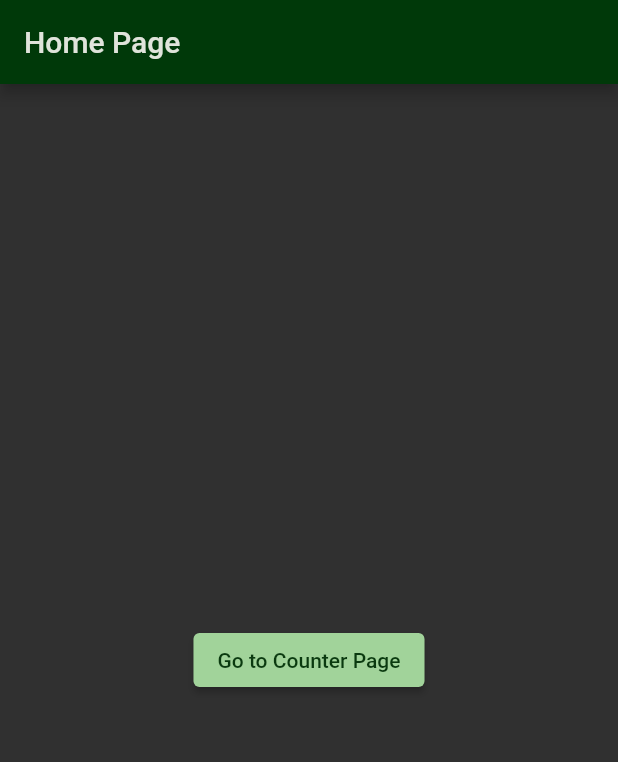
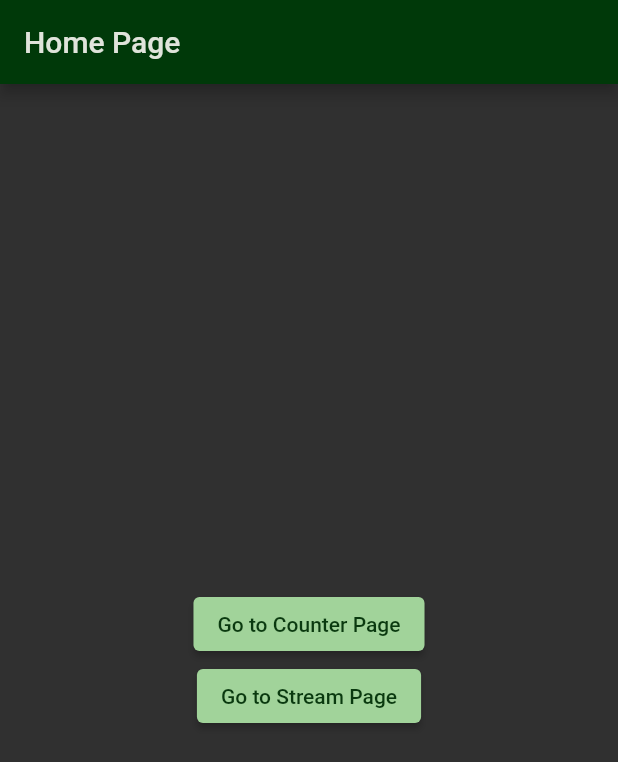
Before and after one commit to soulandbone/shorttraining_riverpod_usage, a Flutter app: the screen it shows after launch, on a phone screen of 412 x 824 dp. Shown: the top 762 px of the screen. Run offline on Flutter 3.47's test engine with Material 2 defaults, Android fonts, the phone set to English and light mode, and no system bars; our stand-ins replace flutter_riverpod.

Commit message:
added StreamProvider experiment

```diff
--- /dev/null
+++ b/lib/auxiliars/stream_service.dart
@@ -0,0 +1,14 @@
+import 'package:flutter_riverpod/flutter_riverpod.dart';
+
+final streamServiceProvider = Provider<StreamService>((ref) => StreamService());
+
+class StreamService {
+  Stream<int> getStream() {
+    return Stream.periodic(const Duration(seconds: 1), (i) => i);
+  }
+}
+
+final streamValueProvider = StreamProvider((ref) {
+  final streamService = ref.watch(streamServiceProvider);
+  return streamService.getStream();
+});
--- a/lib/main.dart
+++ b/lib/main.dart
@@ -1,11 +1,12 @@
 import 'package:flutter/material.dart';
 import 'package:flutter_riverpod/flutter_riverpod.dart';
 import 'package:shorttraining_riverpod_usage/screens/counter_screen.dart';
+import 'package:shorttraining_riverpod_usage/screens/stream_screen.dart';
 
 import '../screens/home_page_screen.dart';
 
 void main() {
-  runApp(ProviderScope(child: MyApp()));
+  runApp(const ProviderScope(child: MyApp()));
 }
 
 class MyApp extends StatelessWidget {
@@ -22,7 +23,8 @@ class MyApp extends StatelessWidget {
               surface: const Color(0xff003909))),
       home: HomePage(),
       routes: {
-        CounterScreen.routeName: (context) => CounterScreen(),
+        CounterScreen.routeName: (context) => const CounterScreen(),
+        StreamScreen.routeName: (context) => const StreamScreen(),
       },
     );
   }
--- a/lib/screens/counter_screen.dart
+++ b/lib/screens/counter_screen.dart
@@ -4,7 +4,7 @@ import 'package:flutter_riverpod/flutter_riverpod.dart';
 final counterProvider = StateProvider((ref) => 0);
 
 class CounterScreen extends ConsumerWidget {
-  static const routeName = 'counter';
+  static const routeName = '/counter';
 
   const CounterScreen({super.key});
 
--- a/lib/screens/home_page_screen.dart
+++ b/lib/screens/home_page_screen.dart
@@ -1,5 +1,6 @@
 import 'package:flutter/material.dart';
 
+import '../screens/stream_screen.dart';
 import '../screens/counter_screen.dart';
 
 class HomePage extends StatelessWidget {
@@ -10,13 +11,23 @@ class HomePage extends StatelessWidget {
     return Scaffold(
       appBar: AppBar(title: const Text('Home Page')),
       body: Center(
-        child: ElevatedButton(
+          child: Column(
+        mainAxisAlignment: MainAxisAlignment.center,
+        children: [
+          ElevatedButton(
             onPressed: () {
               Navigator.of(context).pushNamed(CounterScreen.routeName);
             },
             child: const Text('Go to Counter Page'),
           ),
+          ElevatedButton(
+            onPressed: () {
+              Navigator.of(context).pushNamed(StreamScreen.routeName);
+            },
+            child: const Text('Go to Stream Page'),
           ),
+        ],
+      )),
     );
   }
 }
```
Also changed, not shown: lib/screens/stream_screen.dart (added, +28 -0 lines). Lines whose indentation alone changed are shown as unchanged.
